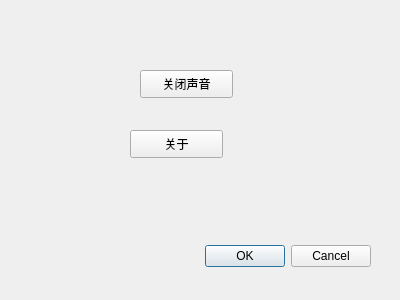
Qt form settingform.ui (auroraka/flowFree) before a commit.
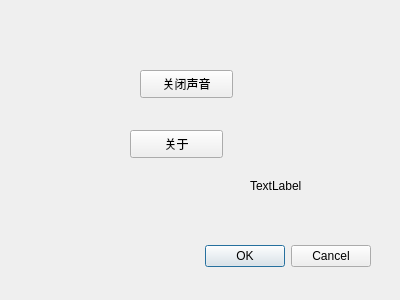
The same form after that commit.

What changed in the file:
```diff
--- a/settingform.ui
+++ b/settingform.ui
@@ -55,6 +55,19 @@
     <string>关于</string>
    </property>
   </widget>
+  <widget class="QLabel" name="label">
+   <property name="geometry">
+    <rect>
+     <x>250</x>
+     <y>170</y>
+     <width>101</width>
+     <height>31</height>
+    </rect>
+   </property>
+   <property name="text">
+    <string>TextLabel</string>
+   </property>
+  </widget>
  </widget>
  <resources/>
  <connections>
```
